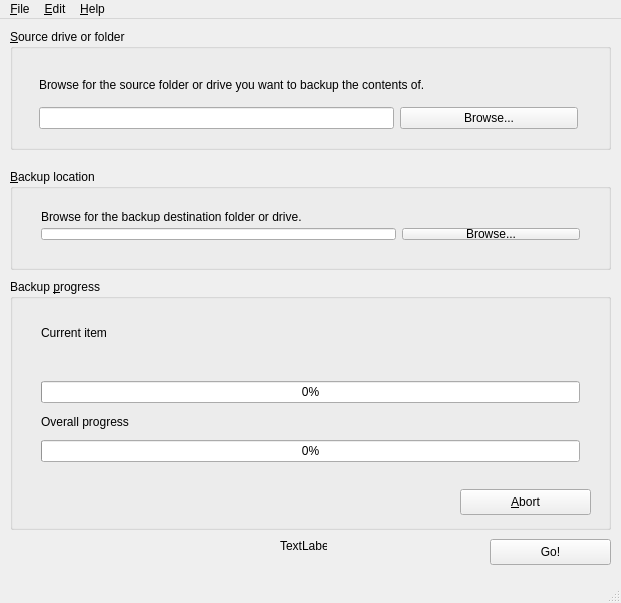
The window that src/interface.ui (felsocim/Backy) describes before a commit, drawn with Qt 5.
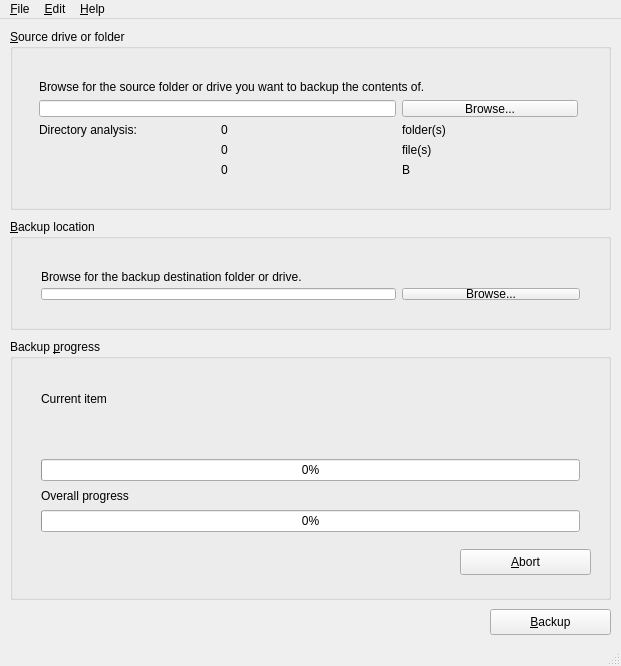
The same window after the commit. Icons and pictures are not drawn.

The edit to the form file:
```diff
--- a/src/interface.ui
+++ b/src/interface.ui
@@ -7,7 +7,7 @@
     <x>0</x>
     <y>0</y>
     <width>621</width>
-    <height>603</height>
+    <height>666</height>
    </rect>
   </property>
   <property name="windowTitle">
@@ -18,13 +18,13 @@
     <property name="geometry">
      <rect>
       <x>490</x>
-      <y>520</y>
+      <y>590</y>
       <width>121</width>
       <height>26</height>
      </rect>
     </property>
     <property name="text">
-     <string>Go!</string>
+     <string>&amp;Backup</string>
     </property>
     <property name="icon">
      <iconset resource="../res/backy.qrc">
@@ -37,7 +37,7 @@
       <x>10</x>
       <y>10</y>
       <width>601</width>
-      <height>121</height>
+      <height>181</height>
      </rect>
     </property>
     <property name="title">
@@ -47,12 +47,23 @@
      <property name="geometry">
       <rect>
        <x>18</x>
-       <y>30</y>
+       <y>40</y>
        <width>561</width>
-       <height>81</height>
+       <height>119</height>
       </rect>
      </property>
      <layout class="QGridLayout" name="layoutSource">
+      <item row="1" column="2">
+       <widget class="QPushButton" name="browseSource">
+        <property name="text">
+         <string>Browse...</string>
+        </property>
+        <property name="icon">
+         <iconset resource="../res/backy.qrc">
+          <normaloff>:/Backy/folder-open.png</normaloff>:/Backy/folder-open.png</iconset>
+        </property>
+       </widget>
+      </item>
       <item row="1" column="0" colspan="2">
        <widget class="QLineEdit" name="sourceFolder"/>
       </item>
@@ -63,14 +74,52 @@
         </property>
        </widget>
       </item>
-      <item row="1" column="2">
-       <widget class="QPushButton" name="browseSource">
+      <item row="2" column="0">
+       <widget class="QLabel" name="labelDiscoveredDescription">
         <property name="text">
-         <string>Browse...</string>
+         <string>Directory analysis:</string>
         </property>
-        <property name="icon">
-         <iconset resource="../res/backy.qrc">
-          <normaloff>:/Backy/folder-open.png</normaloff>:/Backy/folder-open.png</iconset>
+       </widget>
+      </item>
+      <item row="2" column="1">
+       <widget class="QLabel" name="labelDiscoveredDirectoriesValue">
+        <property name="text">
+         <string>0</string>
+        </property>
+       </widget>
+      </item>
+      <item row="3" column="1">
+       <widget class="QLabel" name="labelDiscoveredFilesValue">
+        <property name="text">
+         <string>0</string>
+        </property>
+       </widget>
+      </item>
+      <item row="2" column="2">
+       <widget class="QLabel" name="labelDiscoveredDirectoriesDescription">
+        <property name="text">
+         <string>folder(s)</string>
+        </property>
+       </widget>
+      </item>
+      <item row="3" column="2">
+       <widget class="QLabel" name="labelDiscoveredFilesDescription">
+        <property name="text">
+         <string>file(s)</string>
+        </property>
+       </widget>
+      </item>
+      <item row="4" column="1">
+       <widget class="QLabel" name="labelDiscoveredTotalSizeValue">
+        <property name="text">
+         <string>0</string>
+        </property>
+       </widget>
+      </item>
+      <item row="4" column="2">
+       <widget class="QLabel" name="labelDiscoveredTotalSizeUnits">
+        <property name="text">
+         <string>B</string>
         </property>
        </widget>
       </item>
@@ -81,9 +130,9 @@
     <property name="geometry">
      <rect>
       <x>10</x>
-      <y>150</y>
+      <y>200</y>
       <width>601</width>
-      <height>101</height>
+      <height>111</height>
      </rect>
     </property>
     <property name="title">
@@ -93,7 +142,7 @@
      <property name="geometry">
       <rect>
        <x>20</x>
-       <y>30</y>
+       <y>40</y>
        <width>561</width>
        <height>52</height>
       </rect>
@@ -127,9 +176,9 @@
     <property name="geometry">
      <rect>
       <x>10</x>
-      <y>260</y>
+      <y>320</y>
       <width>601</width>
-      <height>251</height>
+      <height>261</height>
      </rect>
     </property>
     <property name="title">
@@ -139,7 +188,7 @@
      <property name="geometry">
       <rect>
        <x>20</x>
-       <y>30</y>
+       <y>40</y>
        <width>561</width>
        <height>164</height>
       </rect>
@@ -152,6 +201,13 @@
         </property>
        </widget>
       </item>
+      <item>
+       <widget class="QLabel" name="labelBackupParameters">
+        <property name="text">
+         <string/>
+        </property>
+       </widget>
+      </item>
       <item>
        <widget class="QLabel" name="labelStatusCurrentName">
         <property name="text">
@@ -212,19 +268,6 @@
      </property>
     </widget>
    </widget>
-   <widget class="QLabel" name="label">
-    <property name="geometry">
-     <rect>
-      <x>280</x>
-      <y>520</y>
-      <width>47</width>
-      <height>13</height>
-     </rect>
-    </property>
-    <property name="text">
-     <string>TextLabel</string>
-    </property>
-   </widget>
   </widget>
   <widget class="QMenuBar" name="menuBar">
    <property name="geometry">
```
